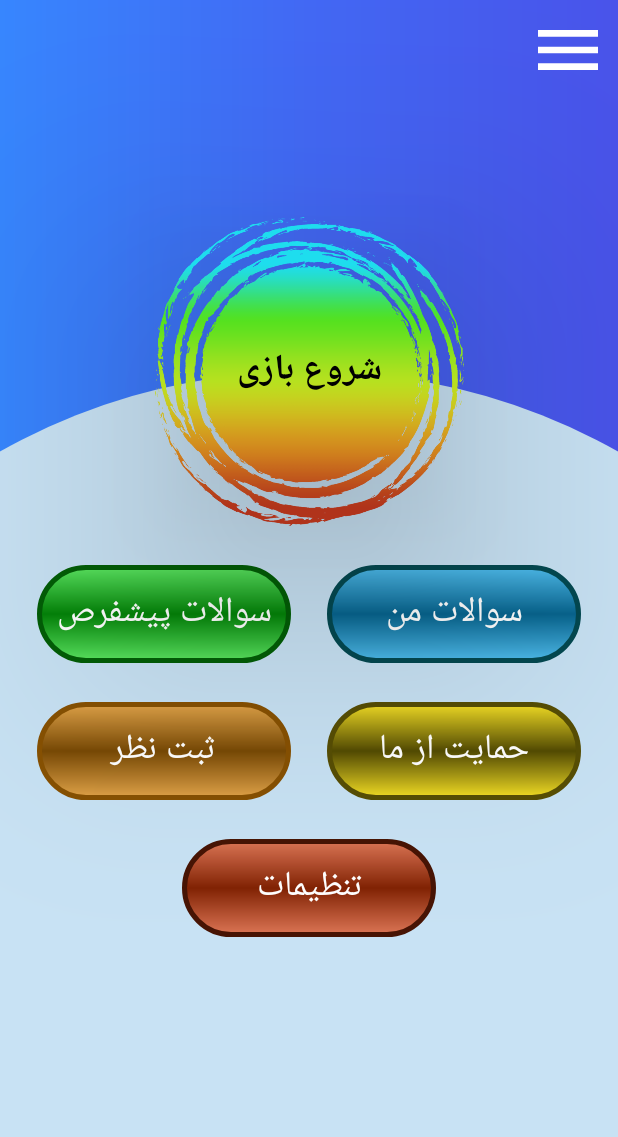
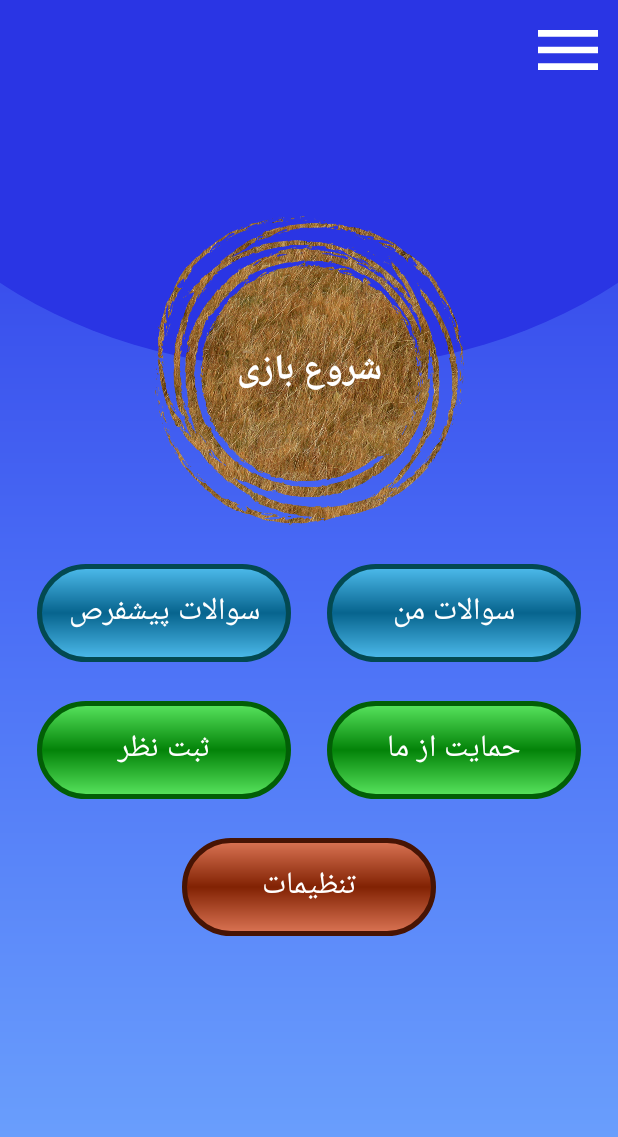
Before and after one commit to Android-sadjad/TruthOrDare, an Android app: the screen it shows after launch (MainActivity), on a phone screen of 412 x 824 dp. Shown: the top 1137 px of the screen. Run offline under Robolectric (Android 15) with nearby library versions, the phone set to English and light mode, and no system bars; our stand-ins replace sdp/ssp sizes; libraries missing offline, so code that uses them is left out: ir.tapsell.plus; 3 statements that could not run were skipped.

Commit message:
change ui

```diff
--- a/app/src/main/java/com/example/truthordare/activity/MainActivity.java
+++ b/app/src/main/java/com/example/truthordare/activity/MainActivity.java
@@ -5,9 +5,10 @@ import android.os.Bundle;
 import android.view.Gravity;
 import android.view.MenuItem;
 import android.view.View;
+import android.view.animation.Animation;
+import android.view.animation.RotateAnimation;
 import android.widget.ImageView;
 import android.widget.RelativeLayout;
-import android.widget.TextView;
 
 import androidx.appcompat.app.AppCompatActivity;
 import androidx.drawerlayout.widget.DrawerLayout;
@@ -47,11 +48,12 @@ public class MainActivity extends AppCompatActivity {
 
     ImageView ivMenu;
 
+
     DrawerLayout drawerLayout;
     NavigationView navigationView;
 
     View viewOval;
-    TextView tvStartGame;
+    ImageView ivStartGame;
 
 
     Questions questions;
@@ -78,6 +80,15 @@ public class MainActivity extends AppCompatActivity {
 
         MyTapsell.showStandardBanner(MainActivity.this, MyConstant.STANDARD_BANNER_HOME_PAGE, relativeLayout);
 
+
+        RotateAnimation rotateAnimation = new RotateAnimation(0, 360
+                , Animation.RELATIVE_TO_SELF, 0.5f, Animation.RELATIVE_TO_SELF, 0.5f);
+
+        rotateAnimation.setDuration(30000);
+        rotateAnimation.setRepeatMode(Animation.RESTART);
+        rotateAnimation.setFillAfter(true);
+        rotateAnimation.setRepeatCount(Animation.INFINITE);
+        ivStartGame.startAnimation(rotateAnimation);
 
     }
 
@@ -114,8 +125,8 @@ public class MainActivity extends AppCompatActivity {
 
         drawerLayout = findViewById(R.id.drawer_layout);
         navigationView = findViewById(R.id.navigation_view);
-        viewOval=findViewById(R.id.view_oval);
-        tvStartGame=findViewById(R.id.tv_start);
+        viewOval = findViewById(R.id.view_oval);
+        ivStartGame = findViewById(R.id.tv_show_start_dialog);
     }
 
     private void init() {
@@ -138,10 +149,10 @@ public class MainActivity extends AppCompatActivity {
         ivMenu.getLayoutParams().height = screenWidth * 13 / 100;
         ivMenu.getLayoutParams().width = screenWidth * 13 / 100;
 
-        viewOval.getLayoutParams().height=screenHeight*70/100;
+        viewOval.getLayoutParams().height = screenHeight * 30 / 100;
 
-        tvStartGame.getLayoutParams().width=screenWidth*50/100;
-        tvStartGame.getLayoutParams().height=screenWidth*50/100;
+        ivStartGame.getLayoutParams().width = screenWidth * 50 / 100;
+        ivStartGame.getLayoutParams().height = screenWidth * 50 / 100;
 
     }
 
@@ -202,7 +213,7 @@ public class MainActivity extends AppCompatActivity {
 
             case R.id.tv_hemayat:
 
-                MyTapsell.showInterstitialAd(MainActivity.this,MyConstant.interstitial_BANNER,null);
+                MyTapsell.showInterstitialAd(MainActivity.this, MyConstant.interstitial_BANNER, null);
                 break;
             case R.id.tv_comment:
                 MyIntent.commentIntent(MainActivity.this);
@@ -239,7 +250,7 @@ public class MainActivity extends AppCompatActivity {
                 break;
 
             case R.id.nav_hemayat:
-                MyTapsell.showInterstitialAd(MainActivity.this,MyConstant.interstitial_BANNER,null);
+                MyTapsell.showInterstitialAd(MainActivity.this, MyConstant.interstitial_BANNER, null);
 
                 break;
             case R.id.nav_comment:
--- /dev/null
+++ b/app/src/main/res/drawable/bg_horizontal_oval.xml
@@ -0,0 +1,42 @@
+<?xml version="1.0" encoding="utf-8"?>
+<layer-list xmlns:android="http://schemas.android.com/apk/res/android">
+
+    <item>
+        <shape
+            android:shape="rectangle"
+            >
+            <solid android:color="#98C4E6"/>
+
+        </shape>
+    </item>
+
+    <item
+
+        android:right="280dp"
+        android:left="-200dp"
+
+        >
+        <shape
+            android:shape="oval"
+            >
+            <solid android:color="#0D3D63"/>
+
+
+        </shape>
+    </item>
+
+    <item
+        android:right="-200dp"
+        android:left="280dp"
+
+        >
+        <shape
+            android:shape="oval"
+            >
+            <solid android:color="#0D3D63"/>
+
+
+        </shape>
+    </item>
+
+</layer-list>
--- a/app/src/main/res/drawable/bg_main.xml
+++ b/app/src/main/res/drawable/bg_main.xml
@@ -5,9 +5,10 @@
         <shape android:shape="rectangle">
 
             <gradient
-                android:startColor="#3786FE"
-                android:centerColor="#4268F4"
-                android:endColor="#4953EA"
+                android:startColor="#2A35E4"
+                android:centerColor="#4B6FF6"
+                android:endColor="#6FA7FD"
+                android:angle="270"
                 />
         </shape>
 
--- a/app/src/main/res/drawable/bg_oval.xml
+++ b/app/src/main/res/drawable/bg_oval.xml
@@ -4,15 +4,16 @@
 
     <item
 
-        android:left="-200dp"
-        android:right="-200dp"
+        android:left="-100dp"
+        android:right="-100dp"
 
         android:bottom="-200dp"
         >
         <shape android:shape="oval"
             >
 
-            <solid android:color="#C8E2F4"/>
+            <solid android:color="#2A35E4"/>
+
 
         </shape>
 
--- a/app/src/main/res/layout/activity_main.xml
+++ b/app/src/main/res/layout/activity_main.xml
@@ -1,16 +1,14 @@
 <?xml version="1.0" encoding="utf-8"?>
-<androidx.drawerlayout.widget.DrawerLayout
-    xmlns:android="http://schemas.android.com/apk/res/android"
+<androidx.drawerlayout.widget.DrawerLayout xmlns:android="http://schemas.android.com/apk/res/android"
     xmlns:app="http://schemas.android.com/apk/res-auto"
     xmlns:tools="http://schemas.android.com/tools"
     android:id="@+id/drawer_layout"
     android:layout_width="match_parent"
     android:layout_height="match_parent"
-    tools:openDrawer="right"
     android:keepScreenOn="true"
+    tools:context=".activity.MainActivity"
 
-    tools:context=".activity.MainActivity"
-    >
+    tools:openDrawer="right">
 
 
     <androidx.constraintlayout.widget.ConstraintLayout
@@ -20,24 +18,24 @@
         tools:context=".activity.MainActivity">
 
 
-
         <View
-            app:layout_constraintBottom_toBottomOf="parent"
             android:id="@+id/view_oval"
             android:layout_width="match_parent"
-            android:layout_height="600dp"
-            android:background="@drawable/bg_oval"/>
+            android:layout_height="100dp"
+            android:background="@drawable/bg_oval"
+            android:rotation="180"
+            app:layout_constraintTop_toTopOf="parent" />
+
         <ImageView
             android:id="@+id/iv_menu"
             android:layout_width="@dimen/_40sdp"
             android:layout_height="@dimen/_40sdp"
             android:layout_margin="@dimen/_5sdp"
             android:background="@drawable/ic_menu"
-            app:layout_constraintRight_toRightOf="parent"
-            app:layout_constraintTop_toTopOf="parent"
             android:elevation="@dimen/_100sdp"
             android:onClick="onClick"
-            />
+            app:layout_constraintRight_toRightOf="parent"
+            app:layout_constraintTop_toTopOf="parent" />
 
 
         <FrameLayout
@@ -46,41 +44,42 @@
             android:layout_height="match_parent"
             android:elevation="@dimen/_150sdp">
 
-            <FrameLayout
-                android:id="@+id/fl_fragment_container"
-                android:layout_width="match_parent"
-                android:layout_height="match_parent"
-                android:elevation="@dimen/_20sdp">
+        </FrameLayout>
 
-            </FrameLayout>
+        <FrameLayout
+            android:id="@+id/fl_fragment_container"
+            android:layout_width="match_parent"
+            android:layout_height="match_parent"
+            android:elevation="@dimen/_20sdp">
+
         </FrameLayout>
 
 
+        <ImageView
 
-        <androidx.cardview.widget.CardView
             android:id="@+id/tv_show_start_dialog"
+            android:layout_width="@dimen/_150sdp"
+            android:layout_height="@dimen/_150sdp"
+            android:onClick="onClick"
+            android:background="@drawable/ic_start_gmme"
+            app:layout_constraintBottom_toBottomOf="@id/view_oval"
+            app:layout_constraintLeft_toLeftOf="parent"
+            app:layout_constraintRight_toRightOf="parent"
+            app:layout_constraintTop_toBottomOf="@id/view_oval" />
+
+        <TextView
             android:layout_width="wrap_content"
             android:layout_height="wrap_content"
-           android:backgroundTint="@android:color/transparent"
-            app:layout_constraintLeft_toLeftOf="parent"
-            app:layout_constraintRight_toRightOf="parent"
-            app:cardElevation="100dp"
-            app:layout_constraintTop_toTopOf="@id/view_oval"
-            app:layout_constraintBottom_toTopOf="@id/view_oval"
-            >
+            android:gravity="center"
+            android:text="@string/start_game"
+            android:textColor="@color/white"
+            android:textSize="24sp"
+            android:textStyle="bold"
+            app:layout_constraintBottom_toBottomOf="@id/tv_show_start_dialog"
+            app:layout_constraintLeft_toLeftOf="@id/tv_show_start_dialog"
+            app:layout_constraintRight_toRightOf="@id/tv_show_start_dialog"
+            app:layout_constraintTop_toTopOf="@id/tv_show_start_dialog" />
 
-            <TextView
-                android:id="@+id/tv_start"
-                android:layout_width="@dimen/_150sdp"
-                android:layout_height="@dimen/_150sdp"
-                android:text="@string/start_game"
-                android:background="@drawable/ic_start_gmme"
-                android:gravity="center"
-                android:textSize="24sp"
-                android:textColor="@color/black"
-                android:textStyle="bold"/>
-
-        </androidx.cardview.widget.CardView>
 
         <TextView
             android:id="@+id/tv_my_question"
@@ -94,7 +93,7 @@
         <TextView
             android:id="@+id/tv_default_questions"
             style="@style/tv_main_menu_style"
-            android:background="@drawable/bg_btn_green"
+            android:background="@drawable/bg_btn_blue"
             android:text="@string/default_questions"
             app:layout_constraintBottom_toBottomOf="@id/tv_my_question"
             app:layout_constraintLeft_toLeftOf="parent"
@@ -104,8 +103,8 @@
         <TextView
             android:id="@+id/tv_hemayat"
             style="@style/tv_main_menu_style"
-            android:background="@drawable/bg_btn_yellow"
             android:layout_marginTop="@dimen/_20sdp"
+            android:background="@drawable/bg_btn_green"
             android:text="@string/support_from_us"
             app:layout_constraintLeft_toRightOf="@id/tv_comment"
             app:layout_constraintRight_toRightOf="parent"
@@ -114,7 +113,7 @@
         <TextView
             android:id="@+id/tv_comment"
             style="@style/tv_main_menu_style"
-            android:background="@drawable/bg_btn_orange"
+            android:background="@drawable/bg_btn_green"
             android:text="@string/comment"
             app:layout_constraintLeft_toLeftOf="parent"
             app:layout_constraintRight_toLeftOf="@id/tv_hemayat"
@@ -123,43 +122,41 @@
             />
 
 
-
         <TextView
             android:id="@+id/tv_setting"
             style="@style/tv_main_menu_style"
+            android:layout_marginTop="@dimen/_20sdp"
             android:background="@drawable/bg_btn_red"
-            android:layout_marginTop="@dimen/_20sdp"
             android:text="@string/setting"
+            app:layout_constraintLeft_toLeftOf="parent"
             app:layout_constraintRight_toRightOf="parent"
             app:layout_constraintTop_toBottomOf="@id/tv_comment"
-            app:layout_constraintLeft_toLeftOf="parent"
 
 
             />
 
         <RelativeLayout
-            app:layout_constraintBottom_toBottomOf="parent"
             android:id="@+id/standardBanner"
             android:layout_width="match_parent"
             android:layout_height="@dimen/_60sdp"
+            android:elevation="@dimen/_100sdp"
 
-            android:elevation="@dimen/_100sdp"
-            android:gravity="center" />
+            android:gravity="center"
+            app:layout_constraintBottom_toBottomOf="parent" />
 
     </androidx.constraintlayout.widget.ConstraintLayout>
 
     <com.google.android.material.navigation.NavigationView
 
         android:id="@+id/navigation_view"
-        android:background="#03365E"
         android:layout_width="@dimen/_200sdp"
         android:layout_height="match_parent"
         android:layout_gravity="right"
+        android:background="#03365E"
         android:layoutDirection="rtl"
+        android:visibility="gone"
+        app:itemIconTint="#ffffff"
         app:itemTextColor="#ffffff"
-        app:itemIconTint="#ffffff"
-        android:visibility="gone"
-        app:menu="@menu/navigation_view_menu"
-        />
+        app:menu="@menu/navigation_view_menu" />
 
 </androidx.drawerlayout.widget.DrawerLayout>
--- a/app/src/main/res/values/colors.xml
+++ b/app/src/main/res/values/colors.xml
@@ -2,7 +2,7 @@
 <resources>
     <color name="purple_200">#FFBB86FC</color>
     <color name="purple_500">#FF6200EE</color>
-    <color name="purple_700">#425CE9</color>
+    <color name="purple_700">#2A35E4</color>
     <color name="teal_200">#FF03DAC5</color>
     <color name="teal_700">#FF018786</color>
     <color name="black">#FF000000</color>
--- a/app/src/main/res/values/styles.xml
+++ b/app/src/main/res/values/styles.xml
@@ -8,9 +8,10 @@
         <item name="android:layout_height">@dimen/_50sdp</item>
         <item name="android:background">@drawable/bg_btn_blue</item>
         <item name="android:gravity">center</item>
-        <item name="android:textColor">@color/white</item>
-        <item name="android:textSize">@dimen/_18sdp</item>
+        <item name="android:textColor">#FFFFFF</item>
+        <item name="android:textSize">@dimen/_16sdp</item>
         <item name="android:onClick">onClick</item>
+
 
     </style>
 
```
Also changed, not shown: app/src/main/res/anim/rotate_animation.xml (added, +12 -0 lines), app/src/main/res/drawable/blue_bttn.png (added), app/src/main/res/drawable/ic_start_gmme.png.
